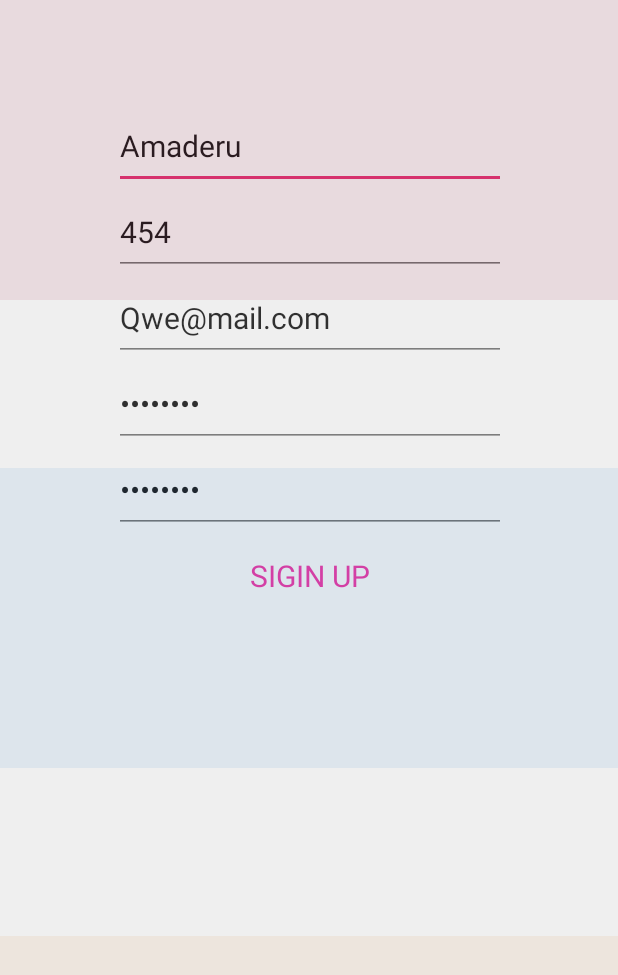
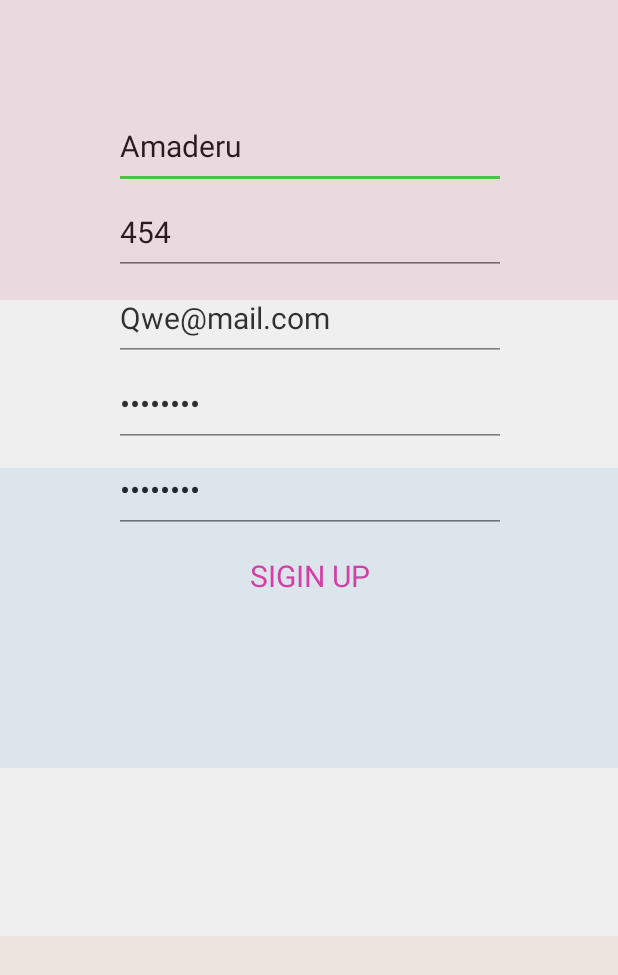
Before and after one commit to Amaderu/FirstProject, an Android app: the screen it shows after launch (RegActivity), on a phone screen of 412 x 824 dp. Shown: the top 975 px of the screen. Run offline under Robolectric (Android 15) with nearby library versions, the light colour scheme and no system bars.

Commit message:
Изменена тема на активности регистрации

```diff
--- a/app/src/main/AndroidManifest.xml
+++ b/app/src/main/AndroidManifest.xml
@@ -12,7 +12,9 @@
         android:roundIcon="@mipmap/ic_launcher_round"
         android:supportsRtl="true"
         android:theme="@style/AppTheme">
-        <activity android:name=".RegActivity"/>
+        <activity android:name=".RegActivity"
+            android:theme="@style/AppTheme2"
+            android:label="Registration"/>
         <activity android:name=".LoadScreenActivity2" >
             <intent-filter>
                 <action android:name="android.intent.action.MAIN" />
--- a/app/src/main/res/values/styles.xml
+++ b/app/src/main/res/values/styles.xml
@@ -7,6 +7,13 @@
         <item name="colorPrimaryDark">@color/colorPrimaryDark</item>
         <item name="colorAccent">@color/colorAccent</item>
     </style>
+    <style name="AppTheme2" parent="Theme.AppCompat.Light.NoActionBar">
+        <!-- Customize your theme here. -->
+        <item name="colorPrimary">@color/colorPrimary</item>
+        <item name="colorPrimaryDark">@color/colorPrimaryDark</item>
+        <item name="colorAccent">@color/ColorIconGreen</item>
+    </style>
+
 
     <style name="sComfortaa" parent="TextAppearance.AppCompat.Large">
         <item name="android:textSize">36sp</item>
```
